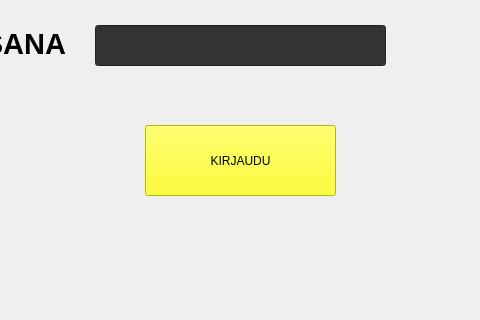
This is frontend/mainwindow.ui in Jani-OAMK/ATM-group-project as Qt 5 draws it before an edit; both pictures show x 275 to 755 and y 315 to 635 of the 1055 by 744 pixel window. The edited form follows.
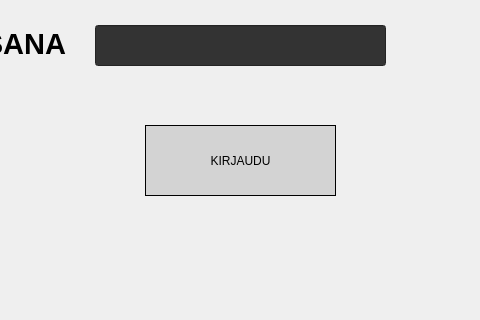
This is the edited form. Icons and pictures are not drawn.

```diff
--- a/frontend/mainwindow.ui
+++ b/frontend/mainwindow.ui
@@ -128,9 +128,10 @@
      </rect>
     </property>
     <property name="styleSheet">
-     <string notr="true">background-color: rgb(255, 255, 0);
-font: 16pt &quot;Segoe UI&quot;;
-color: black;</string>
+     <string notr="true">background-color: rgb(211,211,211);
+font: bold 16pt &quot;Segoe UI&quot;; 
+color: black;
+border: 1px solid black;    </string>
     </property>
     <property name="text">
      <string>KIRJAUDU</string>
```
Left out of the diff: 2 changed lines with no effect on the pictures.
